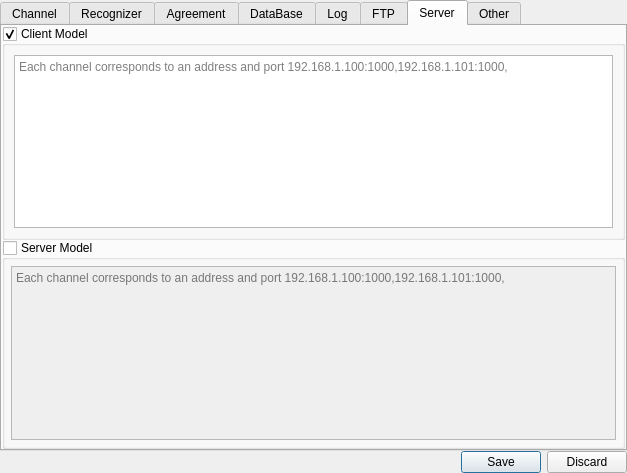
Before: the Qt Designer form MainUI/systemsettingwidget.ui in 519984307/Container_20191221, drawn with Qt 5.
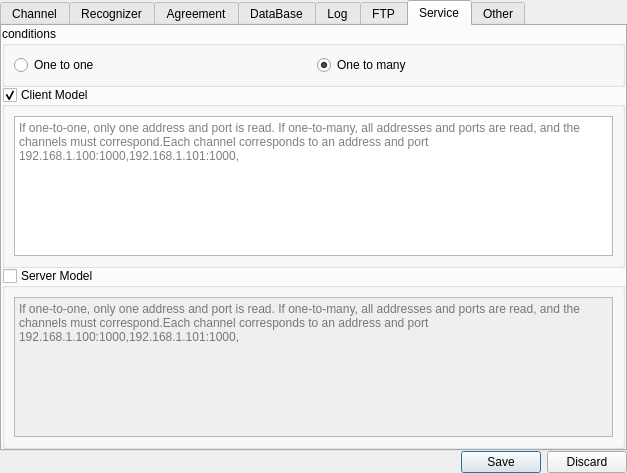
After: the same form once the commit is applied. The open tabs and pages were chosen to show the change.

```diff
--- a/MainUI/systemsettingwidget.ui
+++ b/MainUI/systemsettingwidget.ui
@@ -13,7 +13,7 @@
   <property name="windowTitle">
    <string>Form</string>
   </property>
-  <layout class="QGridLayout" name="gridLayout_8">
+  <layout class="QGridLayout" name="gridLayout_27">
    <property name="leftMargin">
     <number>0</number>
    </property>
@@ -924,7 +924,7 @@
      </widget>
      <widget class="QWidget" name="tab_System_Setting_Server">
       <attribute name="title">
-       <string>Server</string>
+       <string>Service</string>
       </attribute>
       <layout class="QGridLayout" name="gridLayout_26">
        <property name="leftMargin">
@@ -943,6 +943,35 @@
         <number>0</number>
        </property>
        <item row="0" column="0">
+        <widget class="QGroupBox" name="groupBox_5">
+         <property name="title">
+          <string>conditions</string>
+         </property>
+         <layout class="QGridLayout" name="gridLayout_8">
+          <item row="0" column="0">
+           <widget class="QRadioButton" name="OneToOne">
+            <property name="text">
+             <string>One to one</string>
+            </property>
+            <property name="checkable">
+             <bool>true</bool>
+            </property>
+           </widget>
+          </item>
+          <item row="0" column="1">
+           <widget class="QRadioButton" name="OneToMany">
+            <property name="text">
+             <string>One to many</string>
+            </property>
+            <property name="checked">
+             <bool>true</bool>
+            </property>
+           </widget>
+          </item>
+         </layout>
+        </widget>
+       </item>
+       <item row="1" column="0">
         <widget class="QGroupBox" name="ClientModel">
          <property name="title">
           <string>Client Model</string>
@@ -951,17 +980,17 @@
           <bool>true</bool>
          </property>
          <layout class="QGridLayout" name="gridLayout_23">
-          <item row="0" column="0" colspan="2">
+          <item row="0" column="0">
            <widget class="QTextEdit" name="ClientIP">
             <property name="placeholderText">
-             <string>Each channel corresponds to an address and port 192.168.1.100:1000,192.168.1.101:1000,</string>
+             <string>If one-to-one, only one address and port is read. If one-to-many, all addresses and ports are read, and the channels must correspond.Each channel corresponds to an address and port 192.168.1.100:1000,192.168.1.101:1000,</string>
             </property>
            </widget>
           </item>
          </layout>
         </widget>
        </item>
-       <item row="1" column="0">
+       <item row="2" column="0">
         <widget class="QGroupBox" name="ServerModel">
          <property name="title">
           <string>Server Model</string>
@@ -973,31 +1002,29 @@
           <bool>false</bool>
          </property>
          <layout class="QGridLayout" name="gridLayout_25">
-          <property name="leftMargin">
-           <number>6</number>
-          </property>
-          <property name="topMargin">
-           <number>6</number>
-          </property>
-          <property name="rightMargin">
-           <number>6</number>
-          </property>
-          <property name="bottomMargin">
-           <number>6</number>
-          </property>
-          <property name="spacing">
-           <number>6</number>
-          </property>
-          <item row="0" column="0" colspan="2">
+          <item row="0" column="0">
            <widget class="QTextEdit" name="ServerIP">
             <property name="placeholderText">
-             <string>Each channel corresponds to an address and port 192.168.1.100:1000,192.168.1.101:1000,</string>
+             <string>If one-to-one, only one address and port is read. If one-to-many, all addresses and ports are read, and the channels must correspond.Each channel corresponds to an address and port 192.168.1.100:1000,192.168.1.101:1000,</string>
             </property>
            </widget>
           </item>
          </layout>
         </widget>
        </item>
+       <item row="3" column="0">
+        <spacer name="verticalSpacer">
+         <property name="orientation">
+          <enum>Qt::Vertical</enum>
+         </property>
+         <property name="sizeHint" stdset="0">
+          <size>
+           <width>20</width>
+           <height>19</height>
+          </size>
+         </property>
+        </spacer>
+       </item>
       </layout>
      </widget>
      <widget class="QWidget" name="tab_System_Setting_Other">
```
Left out of the diff: 44 changed lines with no effect on the pictures.
